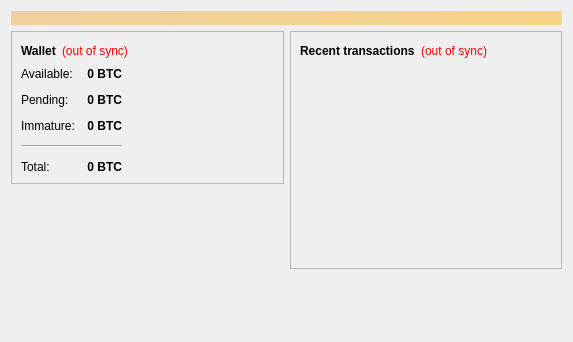
The window that src/qt/forms/overviewpage.ui (krugercoin-project/krugercoin) describes before a commit, drawn with Qt 5.
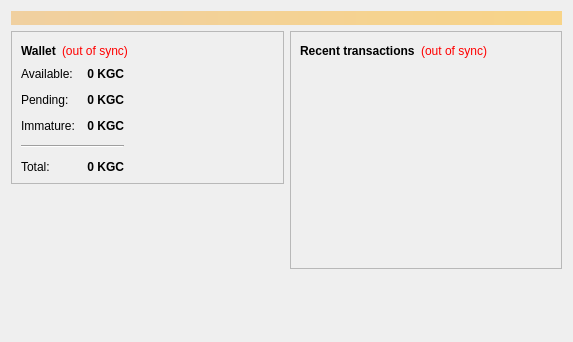
The same window after the commit.

What changed in the file:
```diff
--- a/src/qt/forms/overviewpage.ui
+++ b/src/qt/forms/overviewpage.ui
@@ -124,7 +124,7 @@
                <string>Your current spendable balance</string>
               </property>
               <property name="text">
-               <string notr="true">0 BTC</string>
+               <string notr="true">0 KGC</string>
               </property>
               <property name="alignment">
                <set>Qt::AlignRight|Qt::AlignTrailing|Qt::AlignVCenter</set>
@@ -156,7 +156,7 @@
                <string>Total of transactions that have yet to be confirmed, and do not yet count toward the spendable balance</string>
               </property>
               <property name="text">
-               <string notr="true">0 BTC</string>
+               <string notr="true">0 KGC</string>
               </property>
               <property name="alignment">
                <set>Qt::AlignRight|Qt::AlignTrailing|Qt::AlignVCenter</set>
@@ -185,7 +185,7 @@
                <string>Mined balance that has not yet matured</string>
               </property>
               <property name="text">
-               <string notr="true">0 BTC</string>
+               <string notr="true">0 KGC</string>
               </property>
               <property name="alignment">
                <set>Qt::AlignRight|Qt::AlignTrailing|Qt::AlignVCenter</set>
@@ -217,7 +217,7 @@
                <string>Your current total balance</string>
               </property>
               <property name="text">
-               <string notr="true">0 BTC</string>
+               <string notr="true">0 KGC</string>
               </property>
               <property name="alignment">
                <set>Qt::AlignRight|Qt::AlignTrailing|Qt::AlignVCenter</set>
```
